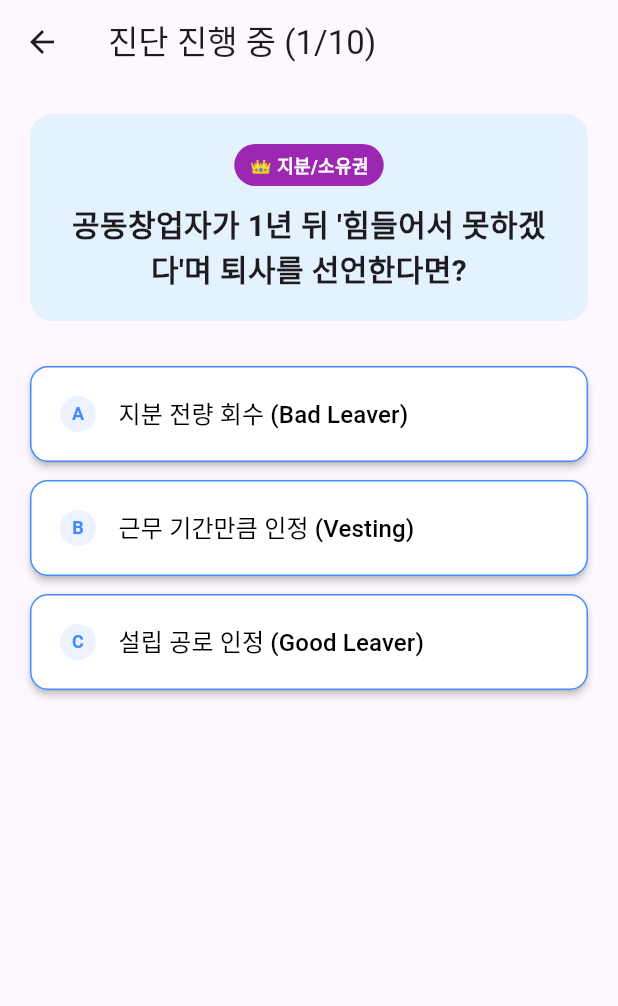
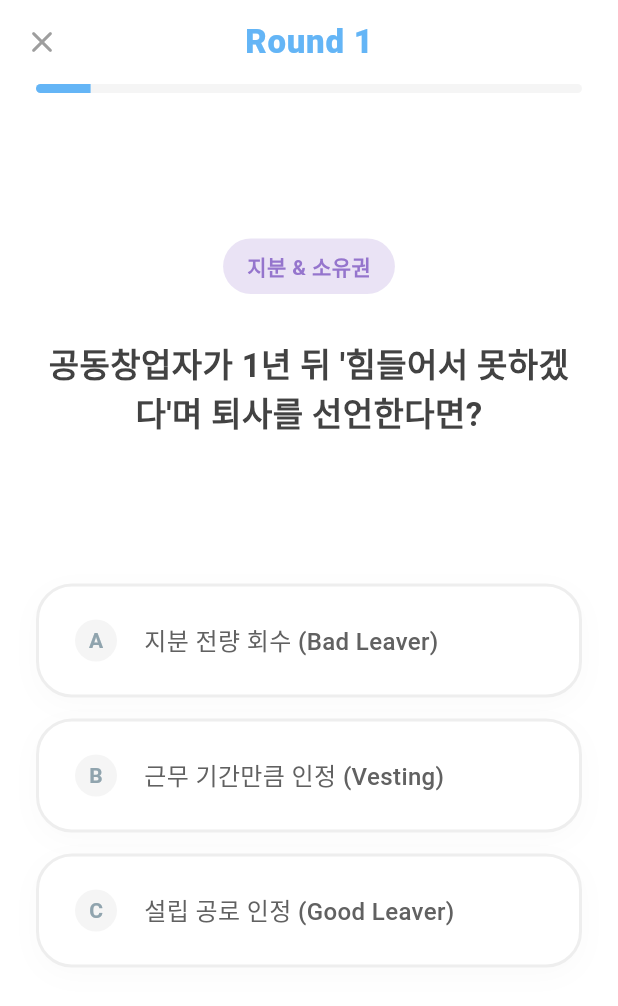
Before and after one commit to jumyeong2/flutter_exam, a Flutter app: the SimulationScreen screen opened directly, on a phone screen of 412 x 824 dp. Shown: the top 1006 px of the screen. Run offline on Flutter 3.47's test engine with Material 3 defaults, Android fonts, the phone set to English and light mode, and no system bars.

Commit message:
UI 수정2

```diff
--- a/lib/simulation_screen.dart
+++ b/lib/simulation_screen.dart
@@ -11,166 +11,222 @@ class SimulationScreen extends StatefulWidget {
 
 class _SimulationScreenState extends State<SimulationScreen> {
   int currentIndex = 0;
-
-  // 중복 터치 방지용 플래그 (화면 넘어가는 중에 또 누르는 것 방지)
+  int? tappedIndex;
   bool isAnimating = false;
 
-  // 점수 저장소
+  // [수정됨] 메인 테마: 부드러운 파스텔 블루 (Cornflower Blue)
+  final Color _mainColor = const Color(0xFF64B5F6);
+
   Map<String, double> scores = {
-    "equity": 0,
-    "finance": 0,
-    "power": 0,
-    "value": 0,
+    "equity": 0, "finance": 0, "power": 0, "value": 0,
   };
-
-  // [추가] '이전' 버튼을 위해 내가 어떤 답을 골랐었는지 기록하는 스택
-  // (index: 문제 번호, value: 선택한 옵션 인덱스)
   List<int> answerHistory = [];
 
   @override
   Widget build(BuildContext context) {
     final scenario = sampleQuestions[currentIndex];
+    double progress = (currentIndex + 1) / sampleQuestions.length;
 
     return Scaffold(
+      backgroundColor: Colors.white, // 배경은 깨끗한 화이트
+
       appBar: AppBar(
-        title: Text("진단 진행 중 (${currentIndex + 1}/${sampleQuestions.length})"),
+        backgroundColor: Colors.white,
+        elevation: 0,
         leading: IconButton(
-          icon: const Icon(Icons.arrow_back),
-          onPressed: () {
-            // 첫 번째 문제에서는 앱 종료 확인, 그 외에는 이전 문제로
-            if (currentIndex == 0) {
-              Navigator.pop(context);
-            } else {
-              _prevQuestion();
-            }
-          },
+          icon: const Icon(Icons.close_rounded, color: Colors.grey),
+          onPressed: () => Navigator.pop(context),
+        ),
+        centerTitle: true,
+        title: Text(
+          "Round ${currentIndex + 1}",
+          style: TextStyle(color: _mainColor, fontWeight: FontWeight.w800, letterSpacing: 0.5),
+        ),
+        bottom: PreferredSize(
+          preferredSize: const Size.fromHeight(6.0), // 진행바 살짝 두껍게 (동글동글하게)
+          child: Padding(
+            padding: const EdgeInsets.symmetric(horizontal: 24.0), // 양옆 여백 줌
+            child: ClipRRect(
+              borderRadius: BorderRadius.circular(10),
+              child: LinearProgressIndicator(
+                value: progress,
+                backgroundColor: const Color(0xFFF5F5F5), // 아주 연한 회색
+                valueColor: AlwaysStoppedAnimation<Color>(_mainColor),
+                minHeight: 6,
               ),
             ),
-      body: Padding(
-        padding: const EdgeInsets.all(20.0),
+          ),
+        ),
+      ),
+
+      body: SafeArea(
+        child: Padding(
+          padding: const EdgeInsets.symmetric(horizontal: 24.0),
           child: Column(
             crossAxisAlignment: CrossAxisAlignment.stretch,
             children: [
-            // 질문 카드
-            Container(
-              padding: const EdgeInsets.all(20),
+              const Spacer(flex: 1),
+
+              // [질문 영역]
+              // 카테고리 뱃지
+              Center(
+                child: Container(
+                  padding: const EdgeInsets.symmetric(horizontal: 16, vertical: 8),
                   decoration: BoxDecoration(
-                color: Colors.blue[50],
-                borderRadius: BorderRadius.circular(15),
-              ),
-              child: Column(
-                children: [
-                  Container(
-                    margin: const EdgeInsets.only(bottom: 10),
-                    padding: const EdgeInsets.symmetric(horizontal: 10, vertical: 5),
-                    decoration: BoxDecoration(
-                      color: _getCategoryColor(scenario.category),
+                    // 파스텔톤 배경
+                    color: _getCategoryPastelColor(scenario.category).withOpacity(0.2),
                     borderRadius: BorderRadius.circular(20),
                   ),
                   child: Text(
                     _getCategoryName(scenario.category),
-                      style: const TextStyle(color: Colors.white, fontSize: 12, fontWeight: FontWeight.bold),
+                    style: TextStyle(
+                      // 글자는 조금 더 진한 파스텔톤
+                      color: _getCategoryPastelColor(scenario.category),
+                      fontWeight: FontWeight.bold,
+                      fontSize: 14,
                     ),
                   ),
-                  Text(
-                    scenario.questionText,
-                    style: const TextStyle(fontSize: 20, fontWeight: FontWeight.bold),
-                    textAlign: TextAlign.center,
-                  ),
-                ],
                 ),
               ),
               const SizedBox(height: 30),
 
-            // 선택지 리스트 (버튼 형태)
+              // 질문 텍스트
+              Text(
+                scenario.questionText,
+                textAlign: TextAlign.center,
+                style: const TextStyle(
+                  fontSize: 22,
+                  fontWeight: FontWeight.w700,
+                  color: Color(0xFF424242), // 완전 검정 대신 진한 회색 (눈 편안)
+                  height: 1.4,
+                ),
+              ),
+
+              const Spacer(flex: 1),
+
+              // [선택지 리스트]
               ...List.generate(scenario.options.length, (index) {
-              final option = scenario.options[index];
+                return _buildPastelOptionCard(index, scenario.options[index].text);
+              }),
+
+              const Spacer(flex: 1),
+
+              // [이전 버튼]
+              if (currentIndex > 0)
+                TextButton.icon(
+                  onPressed: _prevQuestion,
+                  icon: const Icon(Icons.refresh_rounded, size: 18),
+                  label: const Text("다시 선택하기"),
+                  style: TextButton.styleFrom(
+                    foregroundColor: const Color(0xFFB0BEC5), // 은은한 블루그레이
+                    padding: const EdgeInsets.symmetric(vertical: 15),
+                  ),
+                )
+              else
+                const SizedBox(height: 48),
+
+              const SizedBox(height: 20),
+            ],
+          ),
+        ),
+      ),
+    );
+  }
+
+  // 🎨 [핵심] 파스텔톤 카드 위젯
+  Widget _buildPastelOptionCard(int index, String text) {
+    bool isSelected = tappedIndex == index;
+
     return Padding(
-                padding: const EdgeInsets.only(bottom: 12.0),
-                child: ElevatedButton(
-                  onPressed: isAnimating ? null : () => _handleAnswer(index), // 애니메이션 중엔 터치 막음
-                  style: ElevatedButton.styleFrom(
-                    backgroundColor: Colors.white,
-                    foregroundColor: Colors.black,
-                    elevation: 2,
-                    padding: const EdgeInsets.all(20),
-                    side: const BorderSide(color: Colors.blueAccent, width: 1),
-                    shape: RoundedRectangleBorder(
-                      borderRadius: BorderRadius.circular(12),
+      padding: const EdgeInsets.only(bottom: 14.0),
+      child: GestureDetector(
+        onTap: isAnimating ? null : () => _handleAnswer(index),
+        child: AnimatedContainer(
+          duration: const Duration(milliseconds: 200),
+          curve: Curves.easeOutCubic,
+          width: double.infinity,
+          padding: const EdgeInsets.symmetric(vertical: 22, horizontal: 24),
+          decoration: BoxDecoration(
+            // 선택되면 파스텔 블루, 아니면 아주 연한 회색 배경
+            color: isSelected ? _mainColor : Colors.white,
+            borderRadius: BorderRadius.circular(24), // 더 둥글게 (부드러운 느낌)
+            border: Border.all(
+              color: isSelected ? Colors.transparent : const Color(0xFFEEEEEE),
+              width: 2
             ),
-                    // 눌렸을 때 효과 (Splash)
-                    overlayColor: Colors.blueAccent.withOpacity(0.1),
+            boxShadow: [
+              // 부드러운 그림자
+              if (!isSelected)
+                BoxShadow(
+                  color: Colors.grey.withOpacity(0.05),
+                  blurRadius: 15,
+                  offset: const Offset(0, 5),
+                )
+            ],
           ),
           child: Row(
             children: [
-                      // 번호 표시 (A, B, C)
-                      CircleAvatar(
-                        radius: 12,
-                        backgroundColor: Colors.blueAccent.withOpacity(0.1),
+              // 번호 (A, B, C)
+              AnimatedContainer(
+                duration: const Duration(milliseconds: 200),
+                width: 28, height: 28,
+                alignment: Alignment.center,
+                decoration: BoxDecoration(
+                  color: isSelected ? Colors.white.withOpacity(0.3) : const Color(0xFFF5F5F5),
+                  shape: BoxShape.circle,
+                ),
                 child: Text(
-                          String.fromCharCode(65 + index), // 0->A, 1->B ...
-                          style: const TextStyle(fontSize: 12, color: Colors.blueAccent, fontWeight: FontWeight.bold),
+                  String.fromCharCode(65 + index), // A, B, C
+                  style: TextStyle(
+                    color: isSelected ? Colors.white : const Color(0xFF90A4AE),
+                    fontWeight: FontWeight.bold,
+                    fontSize: 14
                   ),
                 ),
-                      const SizedBox(width: 15),
-                      // 선택지 텍스트
+              ),
+              const SizedBox(width: 18),
+              // 텍스트
               Expanded(
                 child: Text(
-                          option.text,
-                          style: const TextStyle(fontSize: 16),
+                  text,
+                  style: TextStyle(
+                    fontSize: 16,
+                    color: isSelected ? Colors.white : const Color(0xFF616161), // 진한 회색
+                    fontWeight: isSelected ? FontWeight.w700 : FontWeight.w500
+                  ),
                 ),
               ),
             ],
           ),
         ),
-              );
-            }),
-
-            const Spacer(),
-
-            // [하단] 이전 버튼 (첫 문제는 안 보임)
-            if (currentIndex > 0)
-              TextButton.icon(
-                onPressed: _prevQuestion,
-                icon: const Icon(Icons.undo, color: Colors.grey),
-                label: const Text("이전 질문으로 돌아가기", style: TextStyle(color: Colors.grey)),
-              ),
-            const SizedBox(height: 20),
-          ],
-        ),
       ),
     );
   }
 
-  // 답을 선택했을 때 처리 (자동 넘김 로직)
   void _handleAnswer(int index) async {
     setState(() {
-      isAnimating = true; // 중복 터치 방지
+      isAnimating = true;
+      tappedIndex = index;
     });
 
     final currentQuestion = sampleQuestions[currentIndex];
     final category = currentQuestion.category;
     final addedScore = currentQuestion.options[index].score;
 
-    // 1. 점수 누적
     scores[category] = (scores[category] ?? 0) + addedScore;
-
-    // 2. 히스토리에 기록 (나중에 '이전' 눌렀을 때 취소하기 위해)
     answerHistory.add(index);
 
-    // 3. 0.2초 딜레이 (사용자가 "내가 뭘 눌렀구나" 인식할 시간 줌)
-    await Future.delayed(const Duration(milliseconds: 200));
+    await Future.delayed(const Duration(milliseconds: 300));
 
     if (!mounted) return;
 
     if (currentIndex < sampleQuestions.length - 1) {
-      // 다음 문제로 이동
       setState(() {
         currentIndex++;
-        isAnimating = false; // 터치 잠금 해제
+        isAnimating = false;
+        tappedIndex = null;
       });
     } else {
-      // 결과 화면으로 이동
       Navigator.pushReplacement(
         context,
         MaterialPageRoute(builder: (context) => ResultScreen(myScores: scores)),
@@ -178,43 +234,40 @@ class _SimulationScreenState extends State<SimulationScreen> {
     }
   }
 
-  // 이전 버튼 눌렀을 때 (점수 취소 로직)
   void _prevQuestion() {
     if (currentIndex == 0 || answerHistory.isEmpty) return;
 
-    // 1. 방금 전 문제 정보 가져오기
     final prevIndex = currentIndex - 1;
     final prevQuestion = sampleQuestions[prevIndex];
-    final prevAnswerIndex = answerHistory.removeLast(); // 기록에서 삭제하며 가져오기
-
-    // 2. 점수 취소 (Undo)
+    final prevAnswerIndex = answerHistory.removeLast();
     final category = prevQuestion.category;
     final subtractScore = prevQuestion.options[prevAnswerIndex].score;
+
+    setState(() {
       scores[category] = (scores[category] ?? 0) - subtractScore;
-
-    // 3. 화면 되돌리기
-    setState(() {
       currentIndex--;
+      tappedIndex = null;
     });
   }
 
   String _getCategoryName(String key) {
     switch (key) {
-      case 'equity': return "👑 지분/소유권";
-      case 'finance': return "💰 자금/운용";
-      case 'power': return "⚖️ 권한/리더십";
-      case 'value': return "❤️ 가치관/태도";
-      default: return "기타";
+      case 'equity': return "지분 & 소유권";
+      case 'finance': return "자금 운용";
+      case 'power': return "권한 & 리더십";
+      case 'value': return "가치관 & 태도";
+      default: return "";
     }
   }
 
-  Color _getCategoryColor(String key) {
+  // 🎨 [수정됨] 감성적인 파스텔 컬러 팔레트
+  Color _getCategoryPastelColor(String key) {
     switch (key) {
-      case 'equity': return Colors.purple;
-      case 'finance': return Colors.green;
-      case 'power': return Colors.orange;
-      case 'value': return Colors.pinkAccent;
-      default: return Colors.blue;
+      case 'equity': return const Color(0xFF9575CD); // 파스텔 퍼플 (Deep Purple 300)
+      case 'finance': return const Color(0xFF4DB6AC); // 파스텔 틸 (Teal 300)
+      case 'power': return const Color(0xFFFF8A65); // 파스텔 오렌지 (Deep Orange 300)
+      case 'value': return const Color(0xFFF06292); // 파스텔 핑크 (Pink 300)
+      default: return Colors.grey;
     }
   }
 }
```
Also changed, not shown: lib/result_screen.dart (+178 -164 lines). Lines whose indentation alone changed are shown as unchanged.
